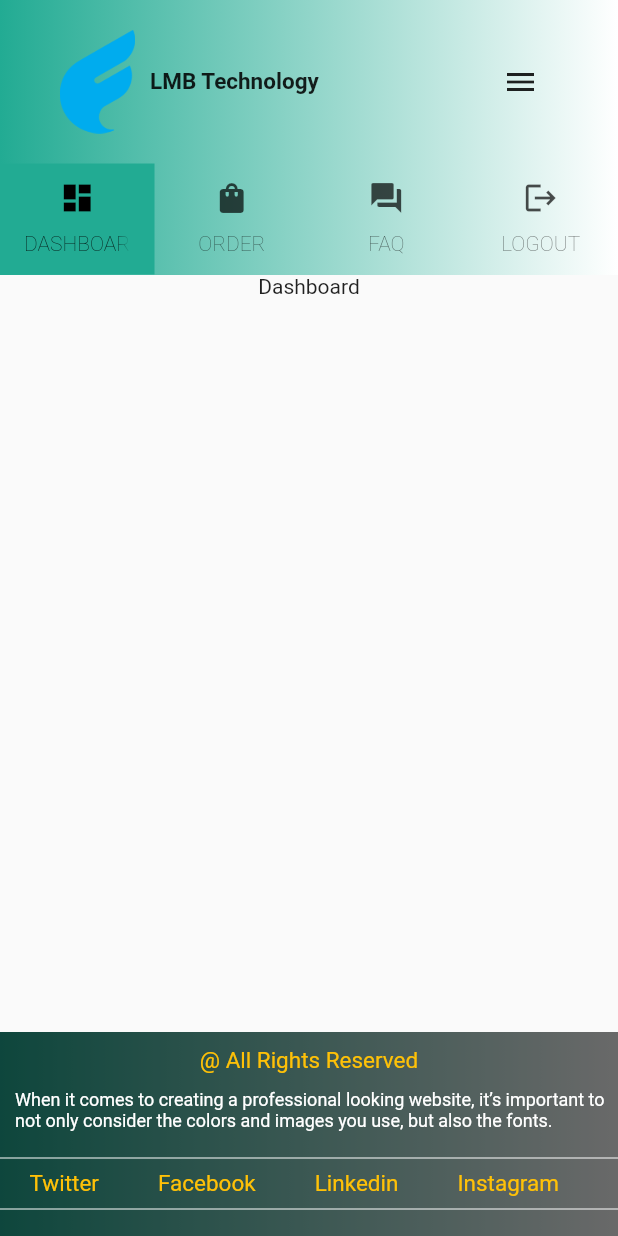
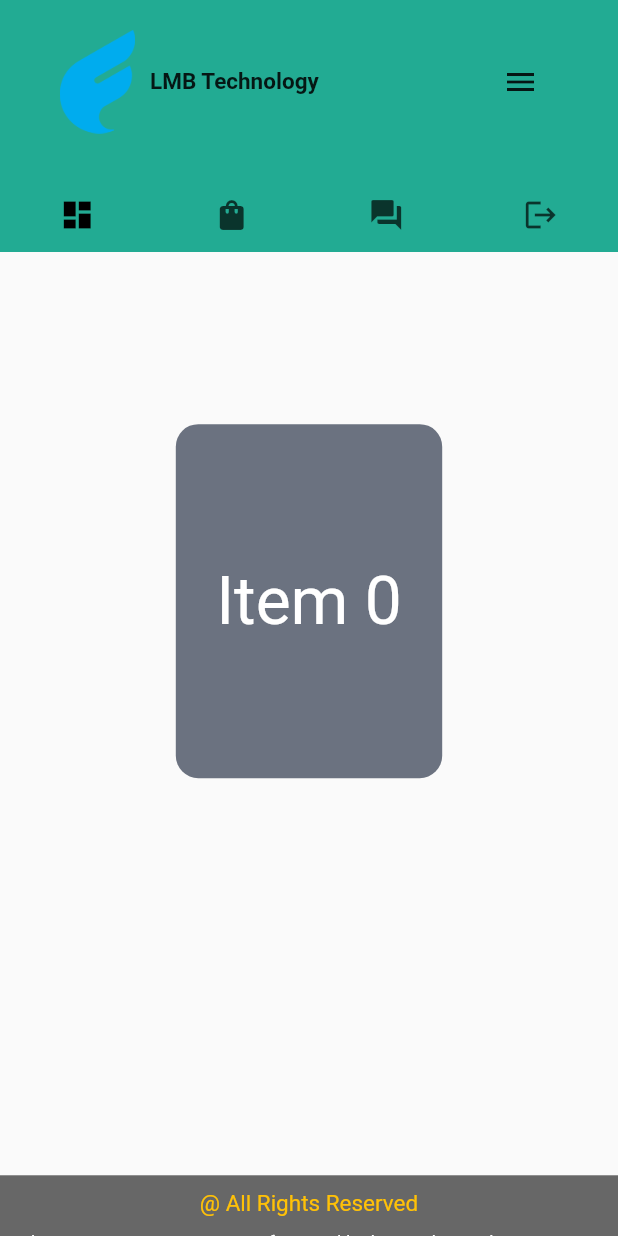
Before and after one commit to ABHISHEK0319/lmb_project, a Flutter app: the screen it shows after launch, on a phone screen of 412 x 824 dp. Run offline on Flutter 3.47's test engine with Material 2 defaults, Android fonts, the phone set to English and light mode, and no system bars; drawn by our look-alikes of velocity_x.

Commit message:
second commit

```diff
--- a/lib/main.dart
+++ b/lib/main.dart
@@ -1,7 +1,8 @@
 import 'package:flutter/material.dart';
 import 'package:lmb_project/CustomUi/custom_color.dart';
 import 'package:lmb_project/pages/home.dart';
-import 'package:lmb_project/pages/logedin_page.dart';
+import 'package:lmb_project/pages/tab_logedin_page.dart';
+import 'package:lmb_project/pages/sampleLogedin.dart';
 
 void main() {
   runApp(const MyApp());
@@ -17,7 +18,7 @@ class MyApp extends StatelessWidget {
         theme: ThemeData(
           primaryColor: WebColors.bgcolor1,
         ),
-        home: const LogedinPage());
+        home: const SampleLogedinPage());
   }
 }
 
@@ -32,6 +33,5 @@ class _HomeState extends State<Home> {
   @override
   Widget build(BuildContext context) {
     return const HomeScreen();
-    // return const Name();
   }
 }
--- a/lib/pages/logedin_page.dart
+++ /dev/null
@@ -1,93 +0,0 @@
-import 'package:flutter/material.dart';
-import 'package:lmb_project/CustomUi/custom_color.dart';
-import 'package:lmb_project/CustomUi/footer.dart';
-import 'package:lmb_project/CustomUi/header.dart';
-import 'package:lmb_project/CustomUi/main_button.dart';
-import 'package:lmb_project/pages/userdashboad.dart';
-
-class LogedinPage extends StatefulWidget {
-  const LogedinPage({Key? key}) : super(key: key);
-
-  @override
-  State<LogedinPage> createState() => _LogedinPageState();
-}
-
-class _LogedinPageState extends State<LogedinPage> {
-  @override
-  Widget build(BuildContext context) {
-    return DefaultTabController(
-      length: 3,
-      child: Scaffold(
-        body: Container(
-          decoration: const BoxDecoration(
-              gradient: LinearGradient(
-            begin: Alignment.topLeft,
-            end: Alignment.topRight,
-            colors: [WebColors.bgcolor1, Colors.white],
-          )),
-          child: Column(children: [
-            const Header(),
-            const TabBar(
-                labelColor: Colors.black,
-                labelStyle: TextStyle(fontWeight: FontWeight.w200),
-                indicator: BoxDecoration(color: WebColors.bgcolor1),
-                tabs: [
-                  Tab(
-                    icon: Icon(Icons.dashboard),
-                    text: "DASHBOARD",
-                  ),
-                  Tab(
-                    icon: Icon(Icons.shopping_bag),
-                    text: "ORDER",
-                  ),
-                  Tab(
-                    icon: Icon(Icons.question_answer),
-                    text: "FAQ",
-                  ),
-                  Tab(
-                    icon: Icon(Icons.logout),
-                    text: "LOGOUT",
-                  ),
-                ]),
-            Expanded(
-              child: TabBarView(children: [
-                Container(
-                  color: const Color.fromARGB(119, 255, 172, 64),
-                  child: const Center(
-                    child: UserDashboard(),
-                  ),
-                ),
-                Container(
-                  color: const Color.fromARGB(128, 255, 82, 82),
-                  child: const Center(
-                    child: Text("Order"),
-                  ),
-                ),
-                Container(
-                  color: const Color.fromARGB(90, 223, 64, 251),
-                  child: const Center(
-                    child: Text("Frequently asked question"),
-                  ),
-                ),
-                Container(
-                  color: const Color.fromARGB(128, 255, 82, 82),
-                  child: Center(
-                    child: MainButton(
-                      title: "LogOut",
-                      tapEvent: () {
-                        print("Logout the user");
-                      },
-                      color: Colors.red,
-                    ),
-                  ),
-                ),
-                const SizedBox(height: 200),
-              ]),
-            ),
-            const Footer()
-          ]),
-        ),
-      ),
-    );
-  }
-}
--- a/lib/pages/login_page.dart
+++ b/lib/pages/login_page.dart
@@ -2,11 +2,12 @@ import 'package:flutter/material.dart';
 import 'package:lmb_project/CustomUi/custom_color.dart';
 import 'package:lmb_project/CustomUi/footer.dart';
 import 'package:lmb_project/CustomUi/header.dart';
-import 'package:lmb_project/pages/logedin_page.dart';
+import 'package:lmb_project/pages/tab_logedin_page.dart';
 import 'package:lmb_project/pages/registration_page.dart';
 
 import '../CustomUi/main_button.dart';
 import '../CustomUi/responsive.dart';
+import 'sampleLogedin.dart';
 
 class LoginPage extends StatelessWidget {
   const LoginPage({Key? key}) : super(key: key);
@@ -126,7 +127,7 @@ class ResponsiveLoginPage extends StatelessWidget {
                                         context,
                                         MaterialPageRoute(
                                           builder: (context) =>
-                                              const LogedinPage(),
+                                              const SampleLogedinPage(),
                                         ),
                                         (route) => true);
                                   },
--- /dev/null
+++ b/lib/pages/sampleLogedin.dart
@@ -0,0 +1,45 @@
+import 'package:flutter/material.dart';
+import 'package:lmb_project/CustomUi/custom_color.dart';
+import 'package:lmb_project/CustomUi/header.dart';
+import 'package:lmb_project/pages/tab_logedin_page.dart';
+
+class SampleLogedinPage extends StatefulWidget {
+  const SampleLogedinPage({Key? key}) : super(key: key);
+
+  @override
+  State<SampleLogedinPage> createState() => _SampleLogedinPageState();
+}
+
+class _SampleLogedinPageState extends State<SampleLogedinPage> {
+  @override
+  Widget build(BuildContext context) {
+    return Scaffold(
+      body: CustomScrollView(
+        slivers: <Widget>[
+          //sliver app bar
+          const SliverAppBar(
+            backgroundColor: WebColors.bgcolor1,
+            expandedHeight: 120,
+            //elevation: 20,
+            //collapsedHeight: 100,
+            flexibleSpace: Header(),
+            pinned: true,
+            snap: true,
+            floating: true,
+          ),
+
+          // sliver items
+          SliverToBoxAdapter(
+            child: ClipRRect(
+              borderRadius: BorderRadius.zero,
+              child: SizedBox(
+                height: MediaQuery.of(context).size.height * 0.9,
+                child: const TabsLogedinPage(),
+              ),
+            ),
+          ),
+        ],
+      ),
+    );
+  }
+}
--- /dev/null
+++ b/lib/pages/samplyDashboard.dart
@@ -0,0 +1,108 @@
+import 'package:flutter/material.dart';
+import 'package:lmb_project/CustomUi/custom_color.dart';
+import 'package:lmb_project/CustomUi/footer.dart';
+import 'package:lmb_project/pages/userdashboad.dart';
+import 'package:velocity_x/velocity_x.dart';
+
+class SampleUserDashboard extends StatelessWidget {
+  const SampleUserDashboard({super.key});
+
+  @override
+  Widget build(BuildContext context) {
+    // Widget container2 =
+
+    return Scaffold(
+      body: SingleChildScrollView(
+        child: Container(
+          child: Column(
+            children: const [
+              Padding(
+                padding: EdgeInsets.all(15.0),
+                child: Center(
+                  child: Padding(
+                    padding: EdgeInsets.only(
+                        top: 20.0, bottom: 20.0, left: 40, right: 40),
+                    child: MyVxDashboard(),
+                    //child: GridProduct(),
+                  ),
+                ),
+              ),
+              //MyTabledataContainer(),
+              SizedBox(height: 150),
+              Footer(),
+            ],
+          ),
+        ),
+      ),
+    );
+  }
+}
+
+class MyTabledataContainer extends StatefulWidget {
+  const MyTabledataContainer({super.key});
+
+  @override
+  State<MyTabledataContainer> createState() => _MyTabledataContainerState();
+}
+
+class _MyTabledataContainerState extends State<MyTabledataContainer> {
+  @override
+  Widget build(BuildContext context) {
+    return AlertDialog(
+        title: const Text("asdfjasdkf"),
+        content: InkWell(
+          onTap: null,
+          child: Container(
+            color: Colors.red,
+          ),
+        ),
+        actions: [ElevatedButton(onPressed: null, child: Text("Ok"))]);
+  }
+}
+
+class MyVxDashboard extends StatefulWidget {
+  const MyVxDashboard({super.key});
+
+  @override
+  State<MyVxDashboard> createState() => _MyVxDashboardState();
+}
+
+class _MyVxDashboardState extends State<MyVxDashboard> {
+  @override
+  Widget build(BuildContext context) {
+    return Container(
+      width: MediaQuery.of(context).size.width * 0.9,
+      height: MediaQuery.of(context).size.height * 0.48,
+      decoration: const BoxDecoration(),
+      child: InkWell(
+        onTap: () {
+          showDialog(
+              context: context,
+              builder: ((context) => const MyTabledataContainer()));
+        },
+        child: List.generate(
+            10,
+            (index) => "Item $index"
+                .text
+                .size(44)
+                .white
+                .make()
+                .box
+                .rounded
+                .alignCenter
+                .color(Vx.randomOpaqueColor)
+                //.bgImage(Ima)
+                .make()
+                .p32()).swiper(
+            height: context.isMobile ? 300 : 600,
+            enlargeCenterPage: true,
+            onPageChanged: (index) {
+              print(index);
+            },
+            isFastScrollingEnabled: true,
+            scrollDirection:
+                context.isMobile ? Axis.horizontal : Axis.horizontal),
+      ),
+    );
+  }
+}
--- /dev/null
+++ b/lib/pages/tab_logedin_page.dart
@@ -0,0 +1,97 @@
+import 'package:flutter/material.dart';
+import 'package:lmb_project/CustomUi/custom_color.dart';
+import 'package:lmb_project/CustomUi/footer.dart';
+import 'package:lmb_project/pages/logout_dialog.dart';
+import 'package:lmb_project/pages/samplyDashboard.dart';
+
+class TabsLogedinPage extends StatefulWidget {
+  const TabsLogedinPage({Key? key}) : super(key: key);
+
+  @override
+  State<TabsLogedinPage> createState() => _TabsLogedinPageState();
+}
+
+class _TabsLogedinPageState extends State<TabsLogedinPage> {
+  @override
+  Widget build(BuildContext context) {
+    return DefaultTabController(
+      length: 4,
+      child: Scaffold(
+        body: Container(
+          decoration: const BoxDecoration(
+            //     gradient: LinearGradient(
+            //   begin: Alignment.topLeft,
+            //   end: Alignment.topRight,
+            //   colors: [WebColors.bgcolor1, Colors.white],
+            // ),
+            color: WebColors.bgcolor1,
+          ),
+          child: Column(children: [
+            // const Header(),
+            const TabBar(
+                labelColor: Colors.black,
+                labelStyle: TextStyle(fontWeight: FontWeight.w200),
+                indicator: BoxDecoration(color: WebColors.bgcolor1),
+                tabs: [
+                  Tab(
+                    icon: Icon(Icons.dashboard),
+                    //text: "DASHBOARD",
+                  ),
+                  Tab(
+                    icon: Icon(Icons.shopping_bag),
+                    //text: "ORDER",
+                  ),
+                  Tab(
+                    icon: Icon(Icons.question_answer),
+                    // text: "FAQ",
+                  ),
+                  Tab(
+                    icon: Icon(Icons.logout),
+                    //text: "LOGOUT",
+                  ),
+                ]),
+            Expanded(
+              child: TabBarView(children: [
+                Container(
+                  height: MediaQuery.of(context).size.height,
+                  color: const Color.fromARGB(119, 255, 172, 64),
+                  child: const SampleUserDashboard(),
+                ),
+                SingleChildScrollView(
+                  child: Column(
+                    children: [
+                      Container(
+                        height: MediaQuery.of(context).size.height,
+                        color: const Color.fromARGB(128, 255, 82, 82),
+                        child: const Center(
+                          child: Text("Order"),
+                        ),
+                      ),
+                      const Footer(),
+                    ],
+                  ),
+                ),
+                SingleChildScrollView(
+                  child: Column(
+                    children: [
+                      Container(
+                        height: MediaQuery.of(context).size.height,
+                        color: const Color.fromARGB(90, 223, 64, 251),
+                        child: const Center(
+                          child: Text("Frequently asked question"),
+                        ),
+                      ),
+                      const Footer(),
+                    ],
+                  ),
+                ),
+                const LogoutDialog(),
+                //const SizedBox(height: 200),
+              ]),
+            ),
+          ]),
+        ),
+      ),
+    );
+  }
+}
--- a/pubspec.yaml
+++ b/pubspec.yaml
@@ -38,6 +38,7 @@ dependencies:
   cupertino_icons: ^1.0.2
   minimal: ^0.0.1
   riverpod: ^2.1.1
+  velocity_x: ^3.6.0
 
 dev_dependencies:
   flutter_test:
```
Also changed, not shown: lib/pages/logout_dialog.dart (added, +78 -0 lines), lib/pages/userdashboad.dart (+139 -34 lines), assets/images/backgroundimg.jpg (added), pubspec.lock.
